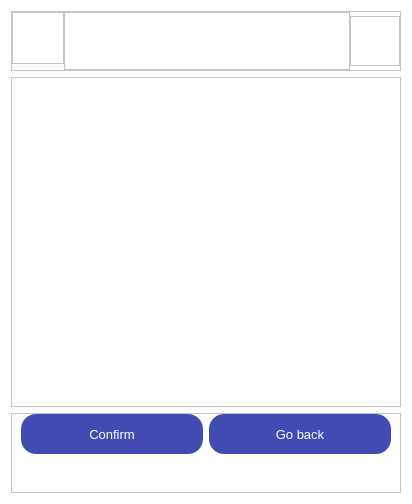
Qt form layouts/add_device_confirmation.ui (fedulovs/InventoryUI) before a commit.
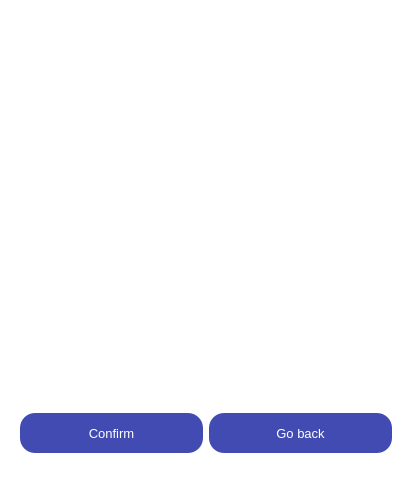
The same form after that commit.

Commit message: Fix add_device screens

What changed in the file:
```diff
--- a/layouts/add_device_confirmation.ui
+++ b/layouts/add_device_confirmation.ui
@@ -14,7 +14,7 @@
             <string>Dialog</string>
         </property>
         <property name="styleSheet">
-            <string notr="true">background-color: white</string>
+   <string notr="true">background-color: white; border: none; color: black;</string>
         </property>
         <layout class="QVBoxLayout" name="verticalLayout">
             <item>
@@ -178,7 +178,6 @@
                                             <property name="font">
                                                 <font>
                                                     <pointsize>12</pointsize>
-                                                    <weight>75</weight>
                                                     <bold>true</bold>
                                                 </font>
                                             </property>
```
Left out of the diff: 3 changed lines with no effect on the pictures. Lines whose indentation alone changed are shown as unchanged. The commit also changes 7 other files.
